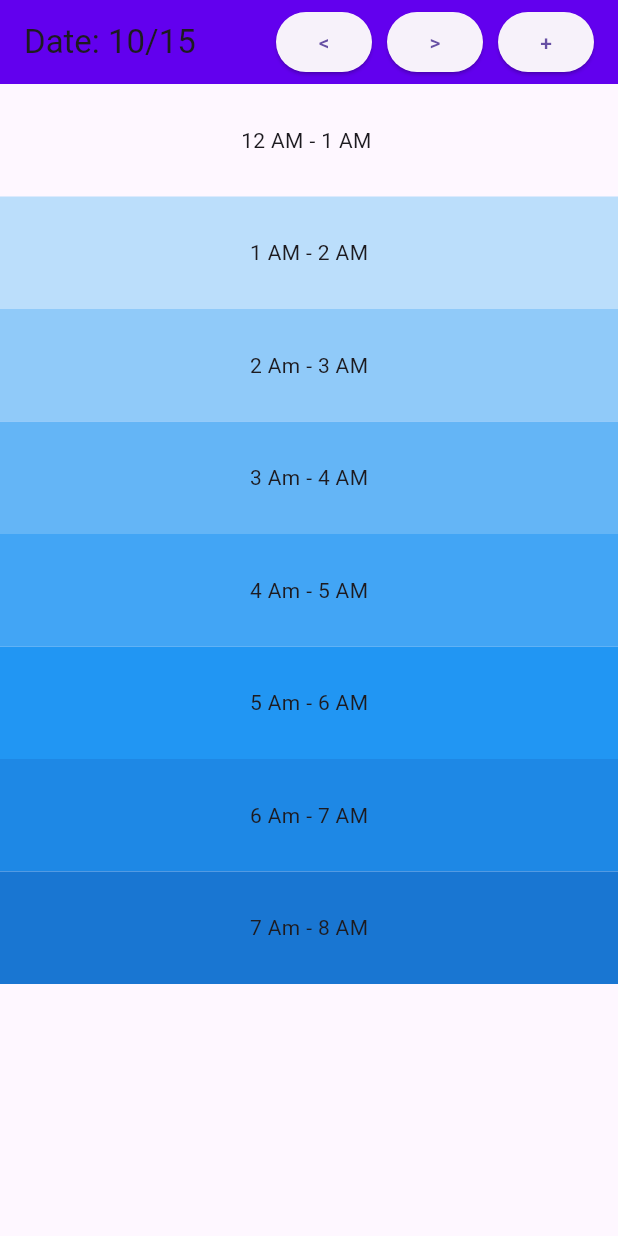
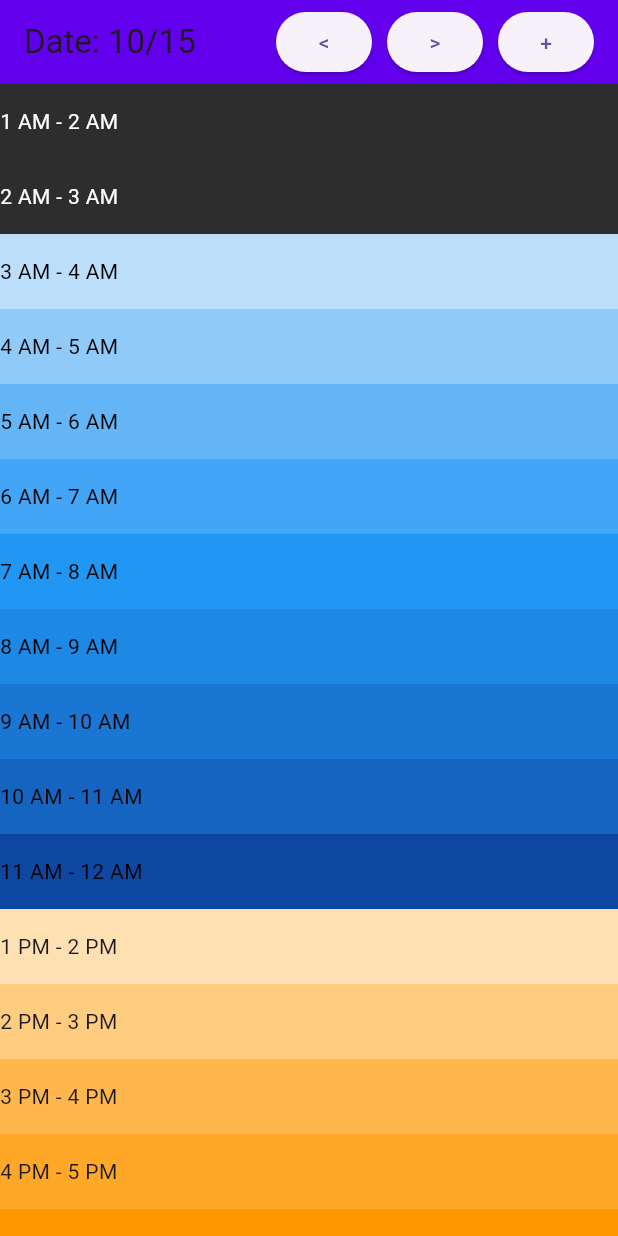
Before and after one commit to CS196Illinois/FA25-Group1, a Flutter app: the screen it shows after launch, on a phone screen of 412 x 824 dp. Run offline on Flutter 3.47's test engine with Material 3 defaults, Android fonts, the phone set to English and light mode, and no system bars.

Commit message:
made calendar scrollable, and added color variation to time slots

```diff
--- a/App/lib/calendar.dart
+++ b/App/lib/calendar.dart
@@ -24,7 +24,7 @@ class _CalendarState extends State<Calendar> {
     });
   }
 
-  double heigh = 75.0;
+  double heigh = 50.0;
   @override
   Widget build(BuildContext context) {
     return Scaffold(
@@ -43,61 +43,25 @@ class _CalendarState extends State<Calendar> {
         backgroundColor: Color(0xFF6200EE),
         centerTitle: true,
       ),
-      body: Column(
-        crossAxisAlignment: CrossAxisAlignment.stretch,
-        children: [
-          Container(
-            height: heigh,
-            color: Colors.blue[000],
-            alignment: Alignment.center,
-            child: Text(
-              "12 AM - 1 AM ",
-              style: TextStyle(textBaseline: TextBaseline.ideographic),
-            ),
-          ),
-          Container(
-            height: heigh,
-            color: Colors.blue[100],
-            alignment: Alignment.center,
-            child: Text("1 AM - 2 AM", style: TextStyle()),
-          ),
-          Container(
-            height: heigh,
-            color: Colors.blue[200],
-            alignment: Alignment.center,
-            child: Text("2 Am - 3 AM", style: TextStyle()),
-          ),
-          Container(
-            height: heigh,
-            color: Colors.blue[300],
-            alignment: Alignment.center,
-            child: Text("3 Am - 4 AM", style: TextStyle()),
-          ),
-          Container(
-            height: heigh,
-            color: Colors.blue[400],
-            alignment: Alignment.center,
-            child: Text("4 Am - 5 AM", style: TextStyle()),
-          ),
-          Container(
-            height: heigh,
-            color: Colors.blue[500],
-            alignment: Alignment.center,
-            child: Text("5 Am - 6 AM", style: TextStyle()),
-          ),
-          Container(
-            height: heigh,
-            color: Colors.blue[600],
-            alignment: Alignment.center,
-            child: Text("6 Am - 7 AM", style: TextStyle()),
-          ),
-          Container(
-            height: heigh,
-            color: Colors.blue[700],
-            alignment: Alignment.center,
-            child: Text("7 Am - 8 AM", style: TextStyle()),
-          ),
-        ],
+      body: Container(
+        child: SingleChildScrollView(
+          child: Column(children: [
+            for (int i = 1; i < 12; i++)
+              Container(
+                height: heigh,
+                color: i < 3? const Color.fromARGB(255, 45, 45, 45): Colors.blue[100 * (i % 12) - 200],
+                alignment: Alignment.centerLeft,
+                child: Text("${i} AM - ${i + 1} AM", textAlign: TextAlign.left, style: TextStyle(color: i < 3? Colors.white: Colors.black)),
+              ),
+            for (int j = 13; j < 24; j++)
+              Container(
+                height: heigh,
+                color: Colors.orange[100 * (j % 12)],
+                alignment: Alignment.centerLeft,
+                child: Text("${j - 12} PM - ${j - 11} PM", textAlign: TextAlign.left,),
+              )
+          ],)
+        )
       ),
     );
   }
```
